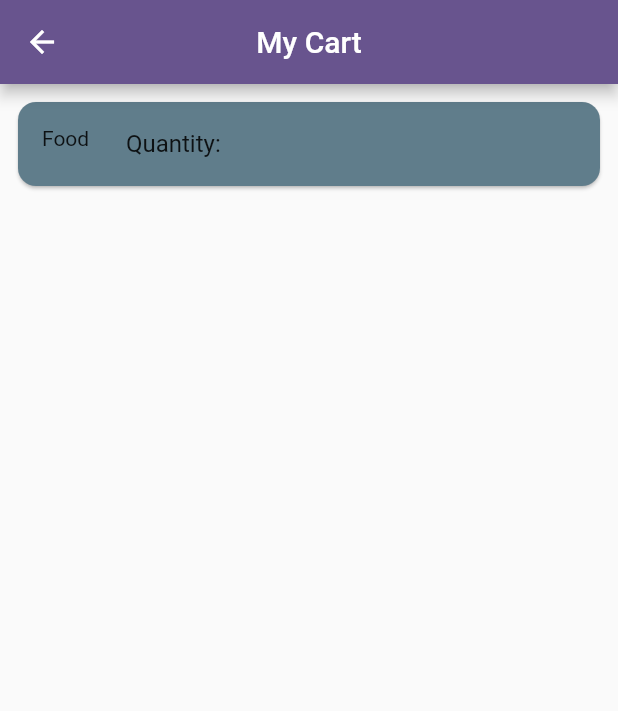
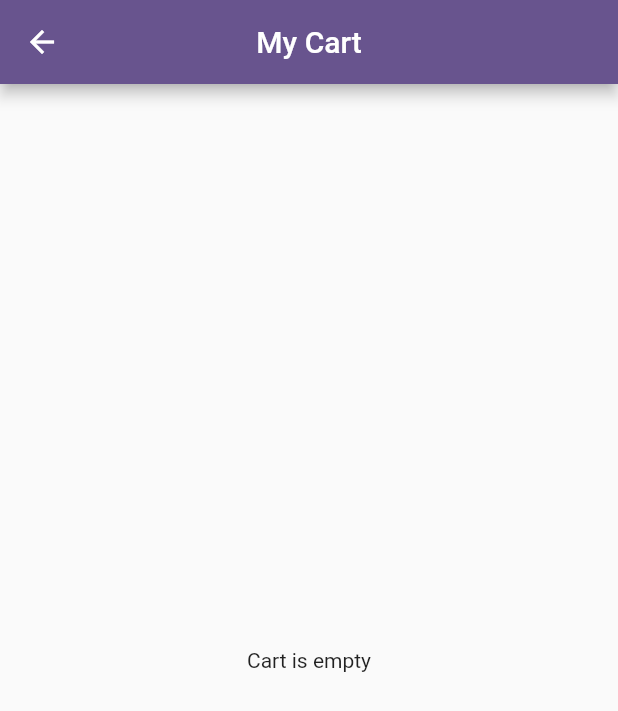
Before and after one commit to Gee-gee4/map_app, a Flutter app: the CartPage screen opened directly, on a phone screen of 412 x 824 dp. Shown: the top 711 px of the screen. Run offline on Flutter 3.47's test engine with Material 3 defaults, Android fonts, the phone set to English and light mode, and no system bars; our stand-ins replace hive, hive_flutter; accounts and stored records are empty.

```diff
--- a/lib/Model/menu_item.dart
+++ b/lib/Model/menu_item.dart
@@ -1,7 +1,17 @@
+import 'package:hive/hive.dart';
+
+part 'menu_item.g.dart'; // Needed for code generation
+//Registers this class as storable
+@HiveType(typeId: 0)
 class MenuItem {
+  //Tells Hive which field is which when reading/writing
+  @HiveField(0)
   final String name;
+  @HiveField(1)
   final String category;
+  @HiveField(2)
   final String description;
+  @HiveField(3)
   final double price;
 
   MenuItem({
--- a/lib/Pages/cart_page.dart
+++ b/lib/Pages/cart_page.dart
@@ -1,4 +1,6 @@
 import 'package:flutter/material.dart';
+import 'package:hive/hive.dart';
+import 'package:map_app/Model/menu_item.dart';
 
 class CartPage extends StatefulWidget {
   const CartPage({super.key});
@@ -8,6 +10,13 @@ class CartPage extends StatefulWidget {
 }
 
 class _CartPageState extends State<CartPage> {
+  late Box<MenuItem> cartBox;
+  @override
+  void initState() {
+    super.initState();
+    cartBox = Hive.box<MenuItem>('myCartBox');
+  }
+
   @override
   Widget build(BuildContext context) {
     return Scaffold(
@@ -15,23 +24,23 @@ class _CartPageState extends State<CartPage> {
         title: Text('My Cart'),
         centerTitle: true,
       ),
-      body: Padding(
-        padding: const EdgeInsets.all(8.0),
-        child: Column(
-          children: [
-            Card(
-              color: Colors.blueGrey,
-              shape: RoundedRectangleBorder(
-                borderRadius: BorderRadius.circular(12),
-              ),
-              child: ListTile(
-                leading: Text('Food'),
-                title: Text('Quantity:'),
-              ),
+      body: cartBox.isEmpty
+          ? Center(child: Text('Cart is empty'))
+          : ListView.builder(
+              itemBuilder: (context, index) {
+                final item = cartBox.getAt(index);
+                if (item == null) return SizedBox();
+                return Card(
+                  margin: EdgeInsets.all(8),
+                  child: ListTile(
+                    title: Text(item.name),
+                    subtitle: Text(item.description),
+                    trailing: Text('\$${item.price.toStringAsFixed(2)}'),
+                  ),
+                );
+              },
+              itemCount: cartBox.length,
             ),
-          ],
-        ),
-      ),
     );
   }
 }
--- a/lib/Pages/deserts_page.dart
+++ b/lib/Pages/deserts_page.dart
@@ -1,4 +1,5 @@
 import 'package:flutter/material.dart';
+import 'package:hive/hive.dart';
 import 'package:map_app/Model/menu_data.dart';
 import 'package:map_app/Model/menu_item.dart';
 import 'package:map_app/Pages/cart_page.dart';
@@ -46,7 +47,10 @@ class DesertsPage extends StatelessWidget {
                       ),
                       trailing: IconButton(
                         icon: Icon(Icons.add_circle),
-                        onPressed: () {},
+                        onPressed: () {
+                          final box = Hive.box<MenuItem>('myCartBox');
+                          box.add(meal);
+                        },
                         style: IconButton.styleFrom(iconSize: 22),
                       ),
                     ),
--- a/lib/Pages/drinks_page.dart
+++ b/lib/Pages/drinks_page.dart
@@ -1,4 +1,5 @@
 import 'package:flutter/material.dart';
+import 'package:hive/hive.dart';
 import 'package:map_app/Model/menu_data.dart';
 import 'package:map_app/Model/menu_item.dart';
 import 'package:map_app/Pages/cart_page.dart';
@@ -46,7 +47,10 @@ class DrinksPage extends StatelessWidget {
                       ),
                       trailing: IconButton(
                         icon: Icon(Icons.add_circle),
-                        onPressed: () {},
+                        onPressed: () {
+                          final box = Hive.box<MenuItem>('myCartBox');
+                          box.add(meal);
+                        },
                         style: IconButton.styleFrom(iconSize: 22),
                       ),
                     ),
--- a/lib/Pages/meals_page.dart
+++ b/lib/Pages/meals_page.dart
@@ -1,4 +1,5 @@
 import 'package:flutter/material.dart';
+import 'package:hive/hive.dart';
 import 'package:map_app/Model/menu_data.dart';
 import 'package:map_app/Model/menu_item.dart';
 import 'package:map_app/Pages/cart_page.dart';
@@ -46,7 +47,10 @@ class MealPage extends StatelessWidget {
                       ),
                       trailing: IconButton(
                         icon: Icon(Icons.add_circle),
-                        onPressed: () {},
+                        onPressed: () {
+                          final box = Hive.box<MenuItem>('myCartBox');
+                          box.add(meal);
+                        },
                         style: IconButton.styleFrom(iconSize: 22),
                       ),
                     ),
```
Also changed, not shown: lib/Widgets/reusable_widgets.dart (+4 -3 lines), lib/main.dart (+12 -1 lines), lib/Model/menu_item.g.dart (added).
